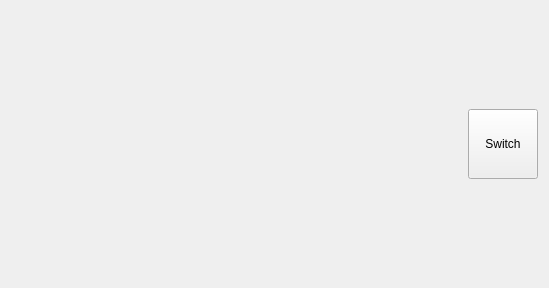
First picture: the form in builtin/window/settings_window/config_items/wallpaper_settings/option_widgets/FixedOptionWidget.ui, repository Charliechen114514/CCIMXDesktop, before the edit.
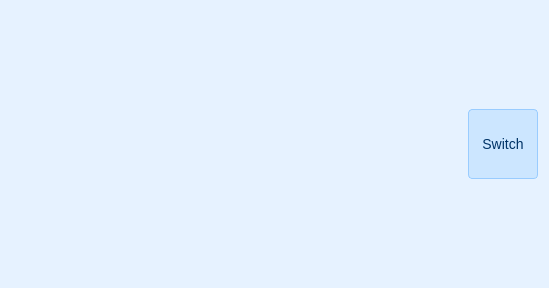
Second picture: the form after the edit.

```diff
--- a/builtin/window/settings_window/config_items/wallpaper_settings/option_widgets/FixedOptionWidget.ui
+++ b/builtin/window/settings_window/config_items/wallpaper_settings/option_widgets/FixedOptionWidget.ui
@@ -13,6 +13,39 @@
   <property name="windowTitle">
    <string>Form</string>
   </property>
+  <property name="styleSheet">
+   <string notr="true">/* QWidget 基础背景色和字体 */
+QWidget {
+    background-color: #e6f2ff;  /* 浅蓝色背景 */
+    color: #002b36;             /* 深色文字 */
+    font-family: &quot;Segoe UI&quot;, sans-serif;
+    font-size: 14px;
+}
+
+/* QLabel 简洁文字色 */
+QLabel {
+    color: #003366;
+    font-weight: bold;
+}
+
+/* QPushButton 普通样式 */
+QPushButton {
+    background-color: #cce6ff;
+    border: 1px solid #99ccff;
+    padding: 6px 12px;
+    border-radius: 4px;
+    color: #003366;
+}
+
+QPushButton:hover {
+    background-color: #b3daff;
+}
+
+QPushButton:pressed {
+    background-color: #99ccff;
+}
+</string>
+  </property>
   <layout class="QHBoxLayout" name="horizontalLayout">
    <item>
     <widget class="QLabel" name="pixmap_label">
```
